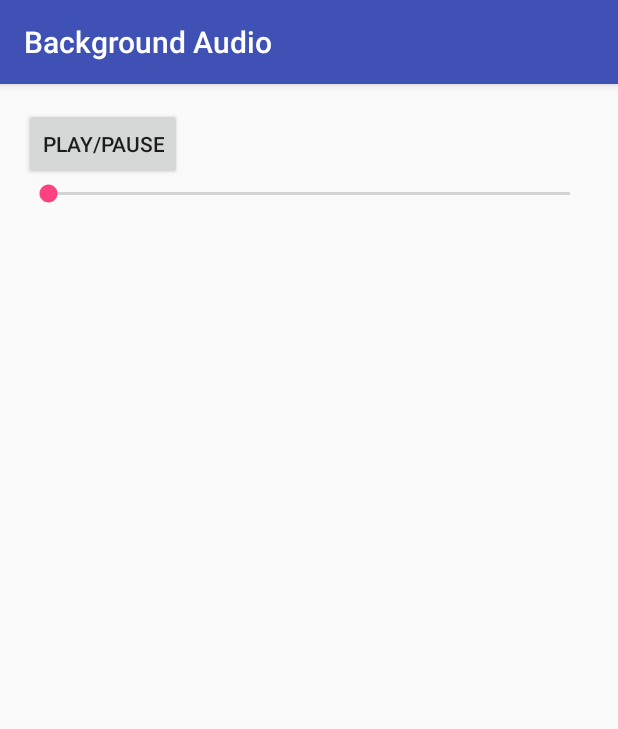
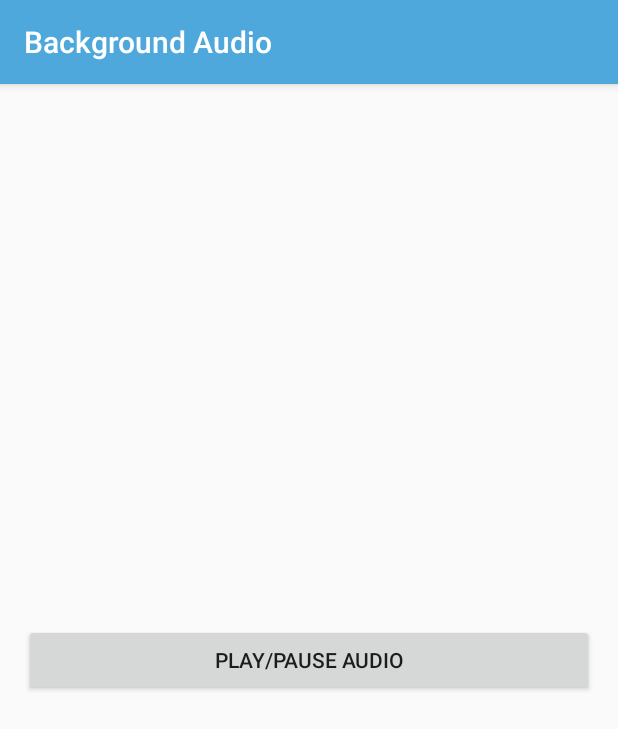
Before and after one commit to DevExchanges/BackgroundAudioAndroid, an Android app: the screen it shows after launch (MainActivity), on a phone screen of 412 x 824 dp. Shown: the top 729 px of the screen. Run offline under Robolectric (Android 15) with nearby library versions, the phone set to English and light mode, and no system bars; network calls fail.

Commit message:
fix crash bugs

```diff
--- a/app/src/main/AndroidManifest.xml
+++ b/app/src/main/AndroidManifest.xml
@@ -18,12 +18,13 @@
             </intent-filter>
         </activity>
 
-        <receiver android:name="android.support.v4.media.session.MediaButtonReceiver">
+        <service android:name=".BackgroundAudioService">
             <intent-filter>
                 <action android:name="android.intent.action.MEDIA_BUTTON" />
                 <action android:name="android.media.AUDIO_BECOMING_NOISY" />
+                <action android:name="android.media.browse.MediaBrowserService" />
             </intent-filter>
-        </receiver>
+        </service>
 
         <receiver android:name="android.support.v4.media.session.MediaButtonReceiver">
             <intent-filter>
--- a/app/src/main/java/info/devexchanges/backgroundaudio/MainActivity.java
+++ b/app/src/main/java/info/devexchanges/backgroundaudio/MainActivity.java
@@ -10,41 +10,40 @@
 import android.view.View;
 import android.widget.Button;
 
-
 public class MainActivity extends AppCompatActivity {
 
     private static final int STATE_PAUSED = 0;
     private static final int STATE_PLAYING = 1;
-
     private int currentState;
     private MediaBrowserCompat mediaBrowserCompat;
-    private MediaBrowserCompat.ConnectionCallback mMediaBrowserCompatConnectionCallback = new MediaBrowserCompat.ConnectionCallback() {
+
+    private MediaBrowserCompat.ConnectionCallback connectionCallback = new MediaBrowserCompat.ConnectionCallback() {
 
         @Override
         public void onConnected() {
             super.onConnected();
             try {
                 MediaControllerCompat mediaControllerCompat = new MediaControllerCompat(MainActivity.this, mediaBrowserCompat.getSessionToken());
-                mediaControllerCompat.registerCallback(mMediaControllerCompatCallback);
+                mediaControllerCompat.registerCallback(mediaControllerCompatCallback);
                 setSupportMediaController(mediaControllerCompat);
                 getSupportMediaController().getTransportControls().playFromMediaId(String.valueOf(R.raw.beo_dat_may_troi__anh_tho), null);
 
-            } catch (RemoteException e) {
+            } catch( RemoteException e ) {
                 e.printStackTrace();
             }
         }
     };
 
-    private MediaControllerCompat.Callback mMediaControllerCompatCallback = new MediaControllerCompat.Callback() {
+    private MediaControllerCompat.Callback mediaControllerCompatCallback = new MediaControllerCompat.Callback() {
 
         @Override
         public void onPlaybackStateChanged(PlaybackStateCompat state) {
             super.onPlaybackStateChanged(state);
-            if (state == null) {
+            if( state == null ) {
                 return;
             }
 
-            switch (state.getState()) {
+            switch( state.getState() ) {
                 case PlaybackStateCompat.STATE_PLAYING: {
                     currentState = STATE_PLAYING;
                     break;
@@ -62,20 +61,20 @@
         super.onCreate(savedInstanceState);
         setContentView(R.layout.activity_main);
 
-        Button button = (Button) findViewById(R.id.btn_play);
+        Button btnPlay = (Button) findViewById(R.id.btn_play);
+
         mediaBrowserCompat = new MediaBrowserCompat(this, new ComponentName(this, BackgroundAudioService.class),
-                mMediaBrowserCompatConnectionCallback, getIntent().getExtras());
-
+                connectionCallback, getIntent().getExtras());
         mediaBrowserCompat.connect();
 
-        button.setOnClickListener(new View.OnClickListener() {
+        btnPlay.setOnClickListener(new View.OnClickListener() {
             @Override
             public void onClick(View view) {
-                if (currentState == STATE_PAUSED) {
+                if( currentState == STATE_PAUSED ) {
                     getSupportMediaController().getTransportControls().play();
                     currentState = STATE_PLAYING;
                 } else {
-                    if (getSupportMediaController().getPlaybackState().getState() == PlaybackStateCompat.STATE_PLAYING) {
+                    if( getSupportMediaController().getPlaybackState().getState() == PlaybackStateCompat.STATE_PLAYING ) {
                         getSupportMediaController().getTransportControls().pause();
                     }
 
@@ -89,9 +88,10 @@
     @Override
     protected void onDestroy() {
         super.onDestroy();
-        if (getSupportMediaController().getPlaybackState().getState() == PlaybackStateCompat.STATE_PLAYING) {
+        if( getSupportMediaController().getPlaybackState().getState() == PlaybackStateCompat.STATE_PLAYING ) {
             getSupportMediaController().getTransportControls().pause();
         }
+
         mediaBrowserCompat.disconnect();
     }
 }
--- a/app/src/main/res/layout/activity_main.xml
+++ b/app/src/main/res/layout/activity_main.xml
@@ -1,5 +1,5 @@
 <?xml version="1.0" encoding="utf-8"?>
-<LinearLayout xmlns:android="http://schemas.android.com/apk/res/android"
+<RelativeLayout xmlns:android="http://schemas.android.com/apk/res/android"
     android:layout_width="match_parent"
     android:layout_height="match_parent"
     android:orientation="vertical"
@@ -10,13 +10,8 @@
 
     <Button
         android:id="@+id/btn_play"
-        android:layout_width="wrap_content"
-        android:layout_height="wrap_content"
-        android:text="Play/Pause" />
-
-    <SeekBar
-        android:id="@+id/progress"
         android:layout_width="match_parent"
         android:layout_height="wrap_content"
-        android:max="100" />
-</LinearLayout>
+        android:layout_centerInParent="true"
+        android:text="Play/Pause Audio" />
+</RelativeLayout>
--- a/app/src/main/res/values/colors.xml
+++ b/app/src/main/res/values/colors.xml
@@ -1,6 +1,6 @@
 <?xml version="1.0" encoding="utf-8"?>
 <resources>
-    <color name="colorPrimary">#3F51B5</color>
-    <color name="colorPrimaryDark">#303F9F</color>
+    <color name="colorPrimary">#4FA8DC</color>
+    <color name="colorPrimaryDark">#4399CD</color>
     <color name="colorAccent">#FF4081</color>
 </resources>
```
Also changed, not shown: app/src/main/java/info/devexchanges/backgroundaudio/BackgroundAudioService.java (+65 -73 lines), app/src/main/java/info/devexchanges/backgroundaudio/MediaStyleHelper.java (+7 -2 lines).
